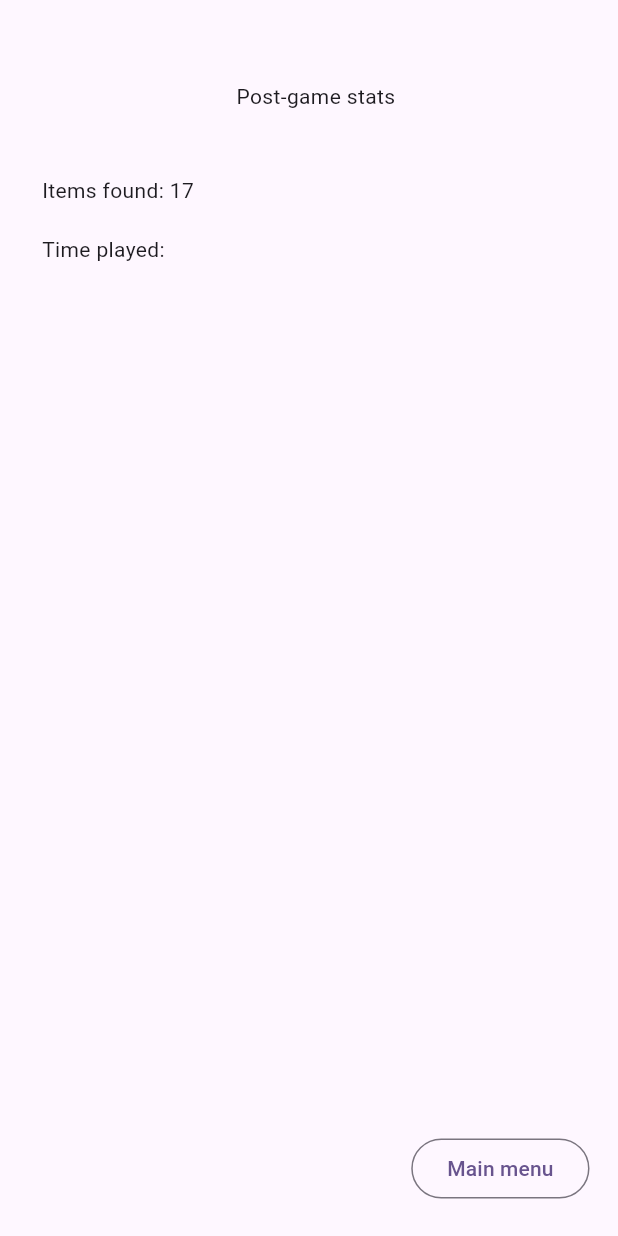
After one commit to NaxxHua/go-bingo, a Flutter app: the PostGameView screen opened directly, on a phone screen of 412 x 824 dp. The commit adds this screen. Run offline on Flutter 3.47's test engine with Material 2 defaults, Android fonts, the phone set to English and light mode, and no system bars; our stand-ins replace google_fonts.

Commit message:
added post game view

```diff
--- a/lib/views/game_board_view.dart
+++ b/lib/views/game_board_view.dart
@@ -1,4 +1,5 @@
 import 'package:flutter/material.dart';
+import 'package:go_bingo/views/post_game_view.dart';
 
 class GameBoardView extends StatefulWidget {
   const GameBoardView({super.key});
@@ -118,7 +119,14 @@ class _GameBoardViewState extends State<GameBoardView> {
                         shape: const CircleBorder(),
                       ),
                       child: IconButton(
-                        onPressed: () {},
+                        onPressed: () {
+                          Navigator.push(
+                            context,
+                            MaterialPageRoute(
+                              builder: (context) => const PostGameView(),
+                            ),
+                          );
+                        },
                         icon: const Icon(
                           Icons.stop,
                         ),
--- /dev/null
+++ b/lib/views/post_game_view.dart
@@ -0,0 +1,52 @@
+import 'package:flutter/material.dart';
+import 'package:go_bingo/views/select_board_view.dart';
+
+class PostGameView extends StatelessWidget {
+  const PostGameView({super.key});
+
+  @override
+  Widget build(BuildContext context) {
+    return Scaffold(
+      body: Padding(
+        padding: EdgeInsets.fromLTRB(28, 54, 19, 21),
+        child: Column(
+          crossAxisAlignment: CrossAxisAlignment.start,
+          children: [
+            Center(
+              child: Text("Post-game stats"),
+            ),
+            SizedBox(
+              height: 43,
+            ),
+            Text(
+              "Items found: 17",
+            ),
+            SizedBox(
+              height: 19,
+            ),
+            Text(
+              "Time played: ",
+            ),
+            Spacer(),
+            Row(
+              mainAxisAlignment: MainAxisAlignment.end,
+              children: [
+                OutlinedButton(
+                  onPressed: () {
+                    Navigator.push(
+                      context,
+                      MaterialPageRoute(
+                        builder: (context) => const SelectBoardView(),
+                      ),
+                    );
+                  },
+                  child: Text("Main menu"),
+                ),
+              ],
+            ),
+          ],
+        ),
+      ),
+    );
+  }
+}
```
